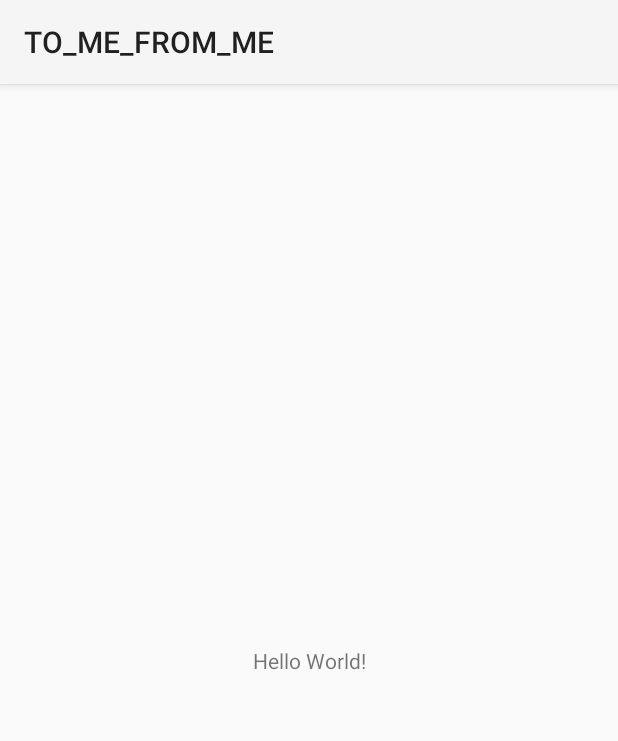
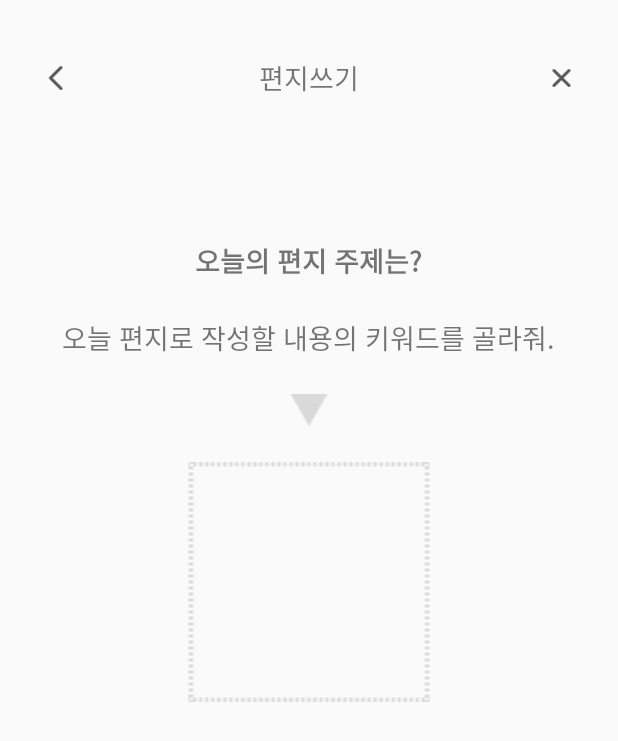
Before and after one commit to TO-ME-FROM-ME/TMFM, an Android app: the screen it shows after launch (MainActivity before the commit, CategoryActivity after it), on a phone screen of 412 x 824 dp. Shown: the top 741 px of the screen. Run offline under Robolectric (Android 15) with nearby library versions, the phone set to English and light mode, and no system bars.

Commit message:
상단바 수정 및 바텀바 연결

```diff
--- a/app/build.gradle.kts
+++ b/app/build.gradle.kts
@@ -44,4 +44,6 @@ dependencies {
     testImplementation("junit:junit:4.13.2")
     androidTestImplementation("androidx.test.ext:junit:1.1.5")
     androidTestImplementation("androidx.test.espresso:espresso-core:3.5.1")
+
+    implementation ("androidx.fragment:fragment-ktx:1.3.0")
 }
--- a/app/src/main/AndroidManifest.xml
+++ b/app/src/main/AndroidManifest.xml
@@ -13,7 +13,7 @@
         android:theme="@style/Theme.TO_ME_FROM_ME"
         tools:targetApi="31">
         <activity
-            android:name=".MainActivity"
+            android:name=".CategoryActivity"
             android:exported="true">
             <intent-filter>
                 <action android:name="android.intent.action.MAIN" />
@@ -22,6 +22,7 @@
             </intent-filter>
         </activity>
         <activity android:name=".RecorderActivity"/>
+        <activity android:name=".MainActivity"/>
     </application>
 
 </manifest>
--- /dev/null
+++ b/app/src/main/java/com/example/to_me_from_me/CategoryActivity.kt
@@ -0,0 +1,19 @@
+package com.example.to_me_from_me
+
+import android.os.Bundle
+import androidx.appcompat.app.AppCompatActivity
+
+class CategoryActivity : AppCompatActivity() {
+
+    override fun onCreate(savedInstanceState: Bundle?) {
+        super.onCreate(savedInstanceState)
+        setContentView(R.layout.activity_category)
+
+
+        val fragmentManager = supportFragmentManager
+        val transaction = fragmentManager.beginTransaction()
+        val bottomSheetFragment = CategoryFragment()
+        transaction.add(bottomSheetFragment, "CategoryFragment")
+        transaction.commit()
+    }
+}
--- a/app/src/main/res/layout/activity_category.xml
+++ b/app/src/main/res/layout/activity_category.xml
@@ -12,25 +12,29 @@
         android:layout_marginStart="4dp"
         android:layout_marginTop="24dp"
         android:layout_marginEnd="4dp"
+        android:gravity="center"
         android:orientation="horizontal">
 
         <ImageView
-            android:layout_width="wrap_content"
+            android:layout_width="0px"
             android:layout_height="wrap_content"
-            android:layout_gravity="center"
+            android:layout_weight="1"
+            android:gravity="start"
             android:src="@drawable/ic_back2" />
 
         <TextView
-            android:layout_width="350dp"
+            android:layout_width="0px"
             android:layout_height="wrap_content"
+            android:layout_weight="4"
             android:layout_gravity="center"
             android:gravity="center"
             android:text="편지쓰기"
             android:textSize="18dp" />
 
         <ImageView
-            android:layout_width="wrap_content"
+            android:layout_width="0px"
             android:layout_height="wrap_content"
+            android:layout_weight="1"
             android:layout_gravity="center"
             android:src="@drawable/ic_cancel" />
     </LinearLayout>
--- a/app/src/main/res/layout/activity_recorder.xml
+++ b/app/src/main/res/layout/activity_recorder.xml
@@ -67,7 +67,7 @@
             android:layout_height="wrap_content"
             android:layout_marginTop="30dp"
             android:gravity="center"
-            android:text="버튼을 클릭하고 문장을 2번 따라 읽어줘."
+            android:text="마지막으로 따뜻한 말을 건네보자."
             android:textSize="15dp" />
 
     </LinearLayout>
--- a/app/src/main/res/layout/fragment_category.xml
+++ b/app/src/main/res/layout/fragment_category.xml
@@ -6,12 +6,14 @@
     android:layout_width="match_parent"
     android:layout_height="wrap_content"
     tools:context=".CategoryFragment"
+    android:background="@drawable/white_round_top_border"
     android:padding="20dp">
 
     <LinearLayout
         android:layout_width="match_parent"
         android:layout_height="wrap_content"
         android:orientation="horizontal"
+        android:padding="5dp"
         android:gravity="center">
 
         <Button
@@ -48,6 +50,7 @@
         android:layout_height="wrap_content"
         android:orientation="horizontal"
         android:layout_marginTop="20dp"
+        android:padding="5dp"
         android:gravity="center">
 
         <Button
--- a/app/src/main/res/values/themes.xml
+++ b/app/src/main/res/values/themes.xml
@@ -2,8 +2,8 @@
     <!-- Base application theme. -->
     <style name="Base.Theme.TO_ME_FROM_ME" parent="Theme.AppCompat.Light">
         <!-- Customize your light theme here. -->
+        <item name="windowNoTitle">true</item>
         <!-- <item name="colorPrimary">@color/my_light_primary</item> -->
     </style>
-
     <style name="Theme.TO_ME_FROM_ME" parent="Base.Theme.TO_ME_FROM_ME" />
 </resources>
```
Also changed, not shown: app/src/main/java/com/example/to_me_from_me/CategoryFragment.kt (+13 -45 lines), app/src/main/res/drawable/white_round_top_border.xml (+4 -6 lines).
